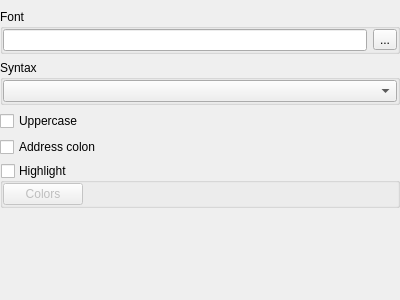
Before: the Qt Designer form xdisasmviewoptionswidget.ui in horsicq/XDisasmView, drawn with Qt 5.
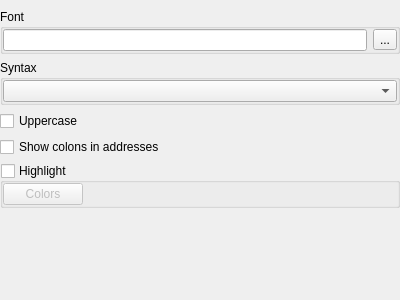
After: the same form once the commit is applied.

```diff
--- a/xdisasmviewoptionswidget.ui
+++ b/xdisasmviewoptionswidget.ui
@@ -125,7 +125,7 @@
        <item>
         <widget class="QCheckBox" name="checkBoxDisasmAddressColon">
          <property name="text">
-          <string>Address colon</string>
+          <string>Show colons in addresses</string>
          </property>
         </widget>
        </item>
```
